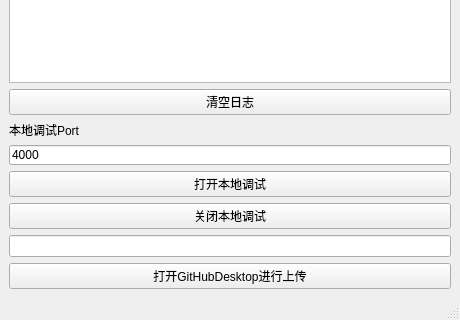
Old version of the form QtUI/HexoTools.ui in the repository AmbroseX/HexoTool.python; both pictures show x 0 to 460 and y 348 to 668 of the 460 by 668 pixel window.
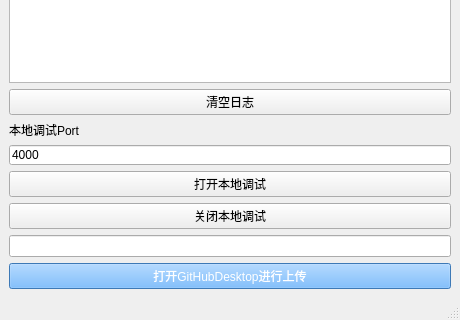
New version of the form.

Patch:
```diff
--- a/QtUI/HexoTools.ui
+++ b/QtUI/HexoTools.ui
@@ -197,6 +197,10 @@
         <verstretch>0</verstretch>
        </sizepolicy>
       </property>
+      <property name="styleSheet">
+       <string notr="true">background-color: rgb(85, 170, 255);
+color: rgb(255, 255, 255);</string>
+      </property>
       <property name="text">
        <string>打开GitHubDesktop进行上传</string>
       </property>
```
